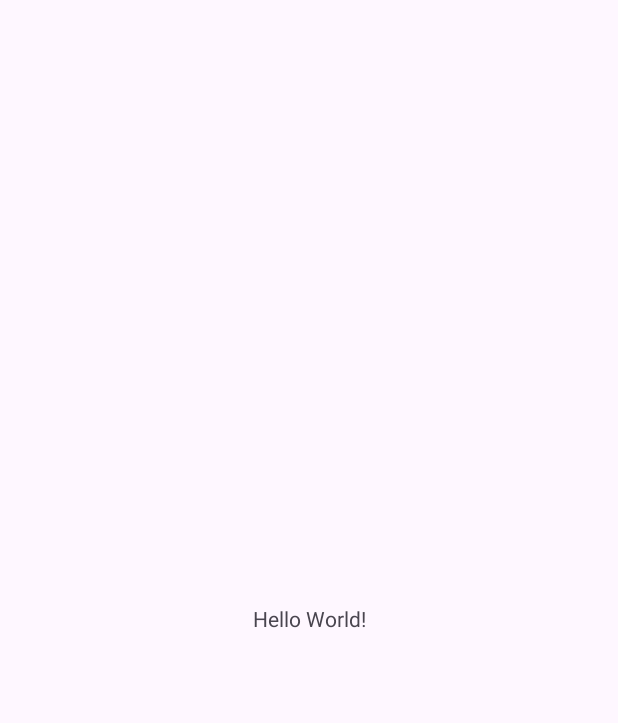
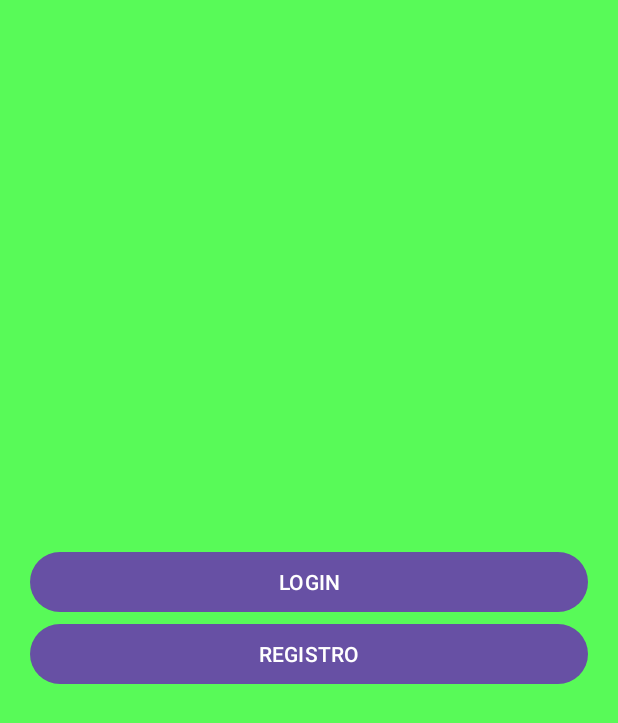
Before and after one commit to Adricalde10/Quiz, an Android app: the screen it shows after launch (MainActivity before the commit, LoginRegister after it), on a phone screen of 412 x 824 dp. Before the commit the part shown is almost empty. Shown: the top 723 px of the screen. Run offline under Robolectric (Android 15) with nearby library versions, the phone set to English and light mode, and no system bars.

Commit message:
3a pujada

```diff
--- a/app/src/main/AndroidManifest.xml
+++ b/app/src/main/AndroidManifest.xml
@@ -14,6 +14,11 @@
         tools:targetApi="31">
         <activity
             android:name=".MainActivity"
+            android:exported="false"
+            />
+
+        <activity
+            android:name=".LoginRegister"
             android:exported="true">
             <intent-filter>
                 <action android:name="android.intent.action.MAIN" />
--- /dev/null
+++ b/app/src/main/java/com/example/quiztrivial/LoginRegister.kt
@@ -0,0 +1,25 @@
+package com.example.quiztrivial
+
+import android.annotation.SuppressLint
+import android.os.Bundle
+import android.widget.Button
+import android.widget.Toast
+import androidx.activity.enableEdgeToEdge
+import androidx.appcompat.app.AppCompatActivity
+import androidx.core.view.ViewCompat
+import androidx.core.view.WindowInsetsCompat
+
+class LoginRegister : AppCompatActivity() {
+    override fun onCreate(savedInstanceState: Bundle?) {
+        super.onCreate(savedInstanceState)
+        setContentView(R.layout.activity_login_register)
+        var BTMLOGIN = findViewById<Button>(R.id.BTMLOGIN);
+        var BTMREGISTRO = findViewById<Button>(R.id.BTMREGISTRO);
+        BTMLOGIN.setOnClickListener(){
+            Toast.makeText(this, "click botó login",Toast.LENGTH_LONG).show();
+        }
+        BTMREGISTRO.setOnClickListener(){
+            Toast.makeText(this, "click botó Registre",Toast.LENGTH_LONG).show();
+        }
+    }
+}
--- a/app/src/main/java/com/example/quiztrivial/MainActivity.kt
+++ b/app/src/main/java/com/example/quiztrivial/MainActivity.kt
@@ -9,7 +9,6 @@ import androidx.core.view.WindowInsetsCompat
 class MainActivity : AppCompatActivity() {
     override fun onCreate(savedInstanceState: Bundle?) {
         super.onCreate(savedInstanceState)
-        enableEdgeToEdge()
         setContentView(R.layout.activity_main)
 
     }
--- /dev/null
+++ b/app/src/main/res/layout/activity_login_register.xml
@@ -0,0 +1,29 @@
+<?xml version="1.0" encoding="utf-8"?>
+<RelativeLayout
+    xmlns:android="http://schemas.android.com/apk/res/android"
+    xmlns:app="http://schemas.android.com/apk/res-auto"
+    xmlns:tools="http://schemas.android.com/tools"
+    android:layout_width="match_parent"
+    android:layout_height="match_parent"
+    android:background="#58FA58"
+    tools:context=".LoginRegister">
+    <LinearLayout
+        android:layout_width="match_parent"
+        android:layout_height="match_parent"
+        android:orientation="vertical"
+        android:padding="20dp"
+        android:gravity="center">
+        <!-- botó de login -->
+        <Button
+            android:id="@+id/BTMLOGIN"
+            android:layout_width="match_parent"
+            android:layout_height="wrap_content"
+            android:text="LOGIN" />
+        <!--botó de registrar-se -->
+        <Button
+            android:id="@+id/BTMREGISTRO"
+            android:layout_width="match_parent"
+            android:layout_height="wrap_content"
+            android:text="REGISTRO"/>
+    </LinearLayout>
+</RelativeLayout>
--- a/app/src/main/res/values/strings.xml
+++ b/app/src/main/res/values/strings.xml
@@ -1,3 +1,7 @@
 <resources>
     <string name="app_name">QuizTrivial</string>
+
+    <string name="BTMLOGIN">LOGIN</string>
+    <string name="BTMREGISTRO">REGISTRE</string>
+
 </resources>
--- a/build.gradle.kts
+++ b/build.gradle.kts
@@ -2,5 +2,5 @@
 plugins {
     alias(libs.plugins.android.application) apply false
     alias(libs.plugins.kotlin.android) apply false
-    alias(libs.plugins.google.services) apply false
+    id("com.google.gms.google-services") version "4.4.2" apply false
 }
```
